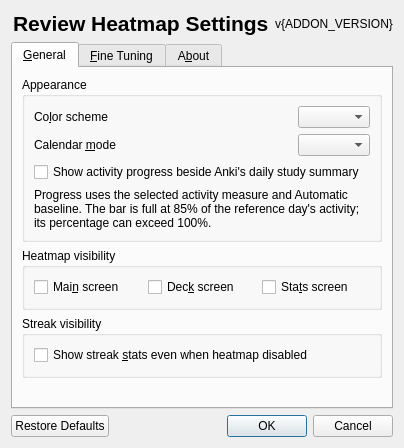
The window that designer/options.ui (tassa-yoniso-manasi-karoto/better-review-heatmap) describes before a commit, drawn with Qt 5.
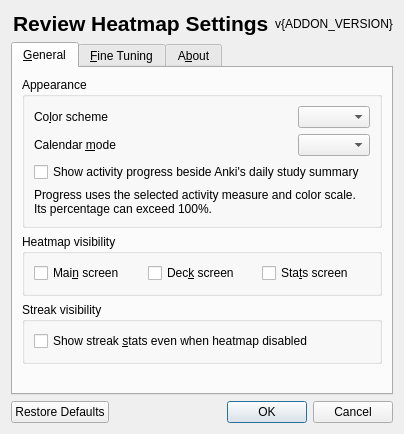
The same window after the commit. Icons and pictures are not drawn.

Patch:
```diff
--- a/designer/options.ui
+++ b/designer/options.ui
@@ -106,7 +106,7 @@
           <item>
            <widget class="QLabel" name="labTodayProgressHelp">
             <property name="text">
-             <string>Progress uses the selected activity measure and Automatic baseline. The bar is full at 85% of the reference day's activity; its percentage can exceed 100%.</string>
+             <string>Progress uses the selected activity measure and color scale. Its percentage can exceed 100%.</string>
             </property>
             <property name="wordWrap">
              <bool>true</bool>
```
Left out of the diff: 2 changed lines with no effect on the pictures.
